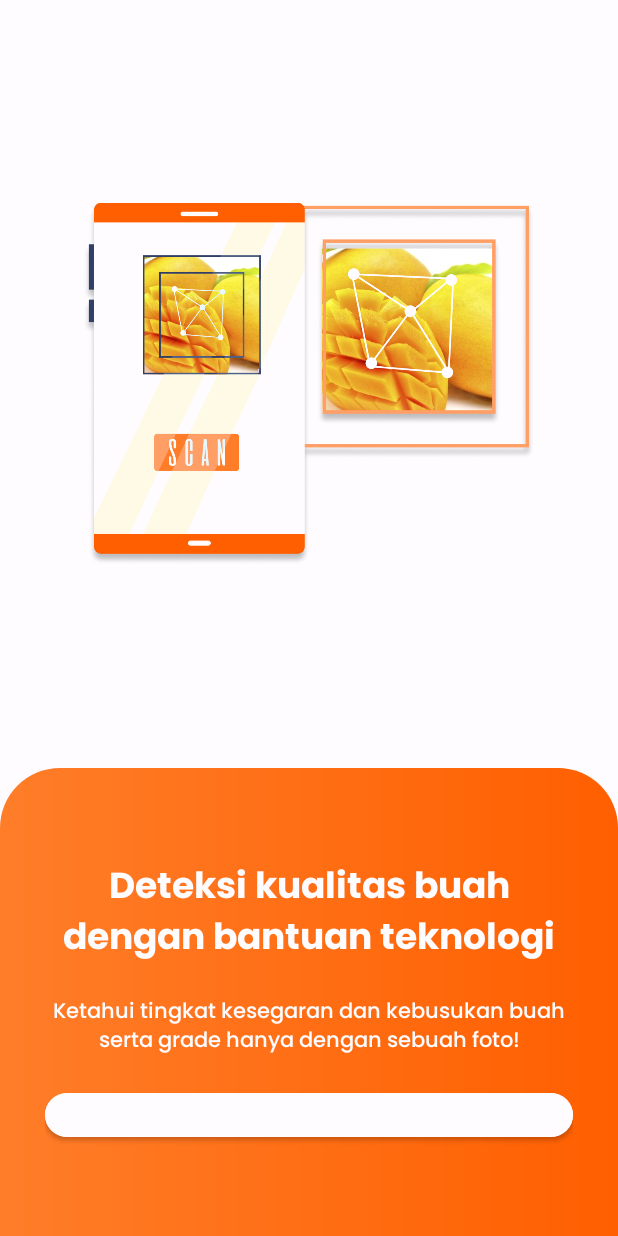
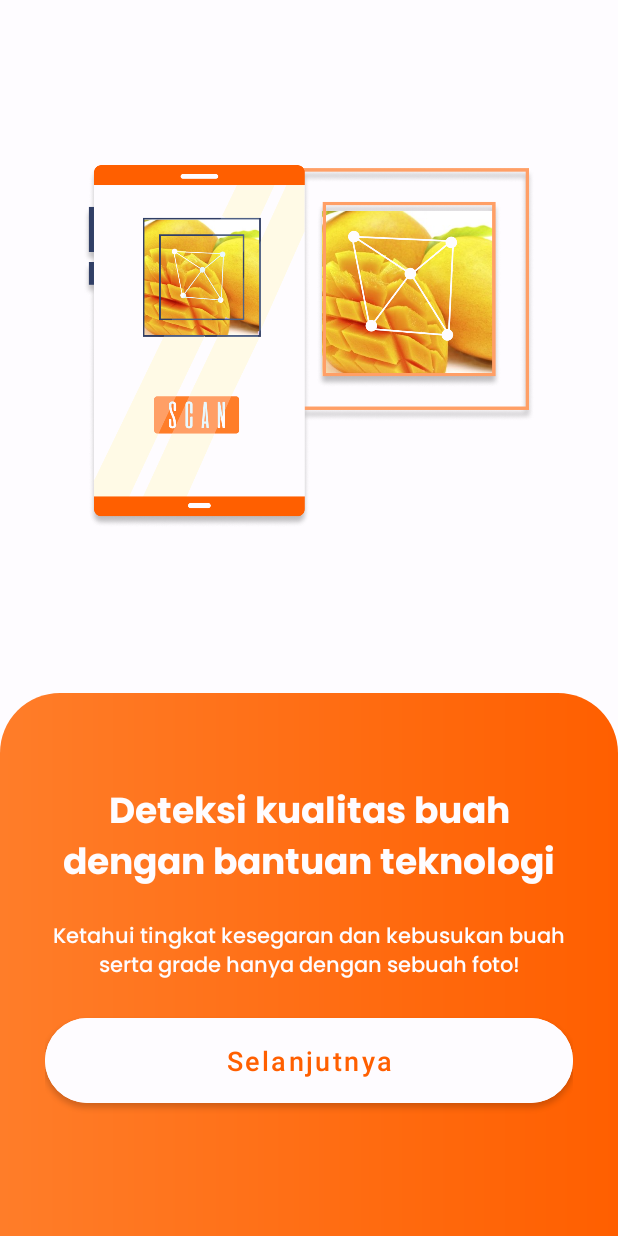
Before and after one commit to Exypns/Bangkit-InFruit-Mobile-App, an Android app: the screen it shows after launch (OnboardingActivity), on a phone screen of 412 x 824 dp. Run offline under Robolectric (Android 15) with nearby library versions, the phone set to English and light mode, and no system bars.

Commit message:
feat(screen): lower padding

```diff
--- a/app/src/main/res/layout/fragment_first_screen.xml
+++ b/app/src/main/res/layout/fragment_first_screen.xml
@@ -13,7 +13,7 @@
         android:layout_height="0dp"
         android:layout_marginHorizontal="55dp"
         android:layout_marginTop="49dp"
-        android:layout_marginVertical="100dp"
+        android:layout_marginVertical="50dp"
         android:alpha="1"
         android:contentDescription="Logo App"
         android:src="@drawable/ic_screenfirst"
--- a/app/src/main/res/layout/fragment_second_screen.xml
+++ b/app/src/main/res/layout/fragment_second_screen.xml
@@ -13,7 +13,7 @@
         android:layout_height="0dp"
         android:layout_marginHorizontal="55dp"
         android:layout_marginTop="49dp"
-        android:layout_marginVertical="100dp"
+        android:layout_marginVertical="50dp"
         android:alpha="1"
         android:contentDescription="Logo App"
         android:src="@drawable/amico"
```
